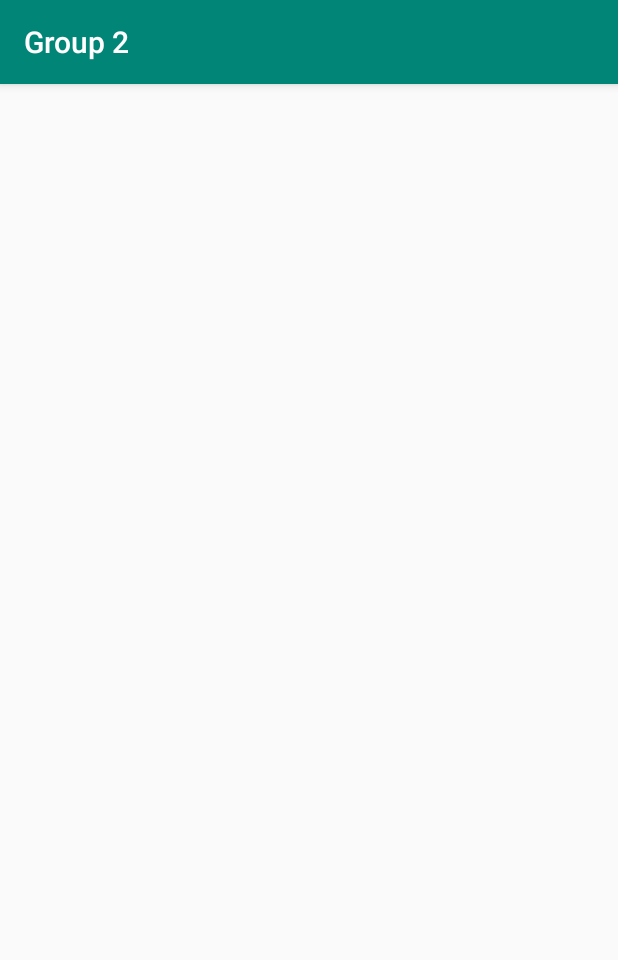
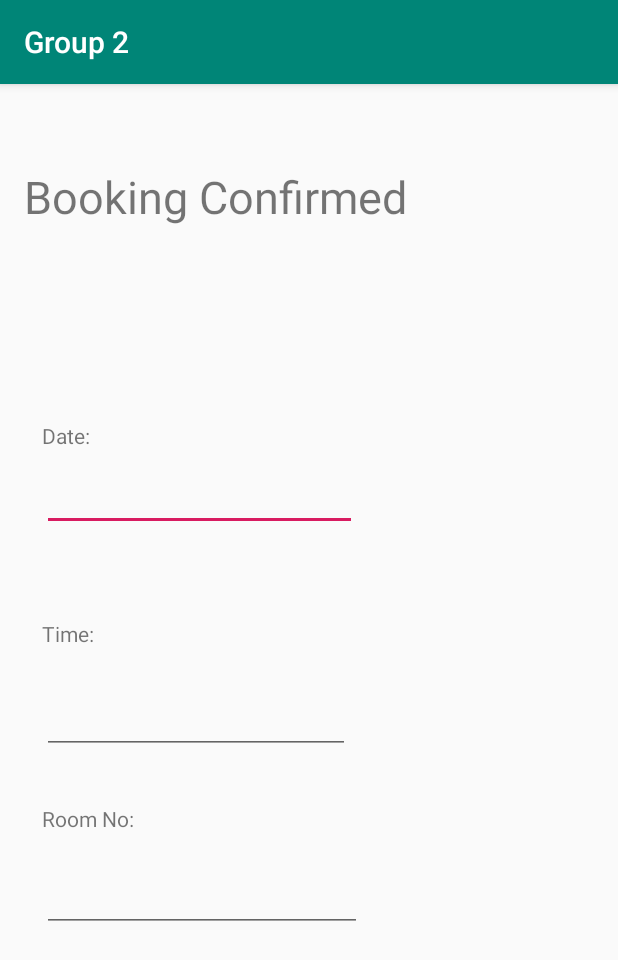
Before and after one commit to Can-ZHOU/Group2-Android, an Android app: the ConfirmationGlassroomActivity screen opened directly, with no data from a screen before it, on a phone screen of 412 x 824 dp. Shown: the top 960 px of the screen. Run offline under Robolectric (Android 15) with nearby library versions, the phone set to English and light mode, and no system bars; Roboto replaces fonts that are not available here.

Commit message:
finalize confirmationglassroomactivity
Signed-off-by: Rohan Taneja <tanejar@tcd.ie>

```diff
--- a/app/build.gradle
+++ b/app/build.gradle
@@ -3,11 +3,11 @@ apply plugin: 'com.google.gms.google-services'
 
 android {
     compileSdkVersion 29
-    buildToolsVersion "29.0.2"
+    buildToolsVersion "29.0.3"
     defaultConfig {
 
         applicationId "com.tcd3d5b.bookingsystem"
-        minSdkVersion 15
+        minSdkVersion 16
         targetSdkVersion 29
         versionCode 1
         versionName "1.0"
@@ -25,13 +25,13 @@ dependencies {
     implementation fileTree(dir: 'libs', include: ['*.jar'])
     implementation 'androidx.appcompat:appcompat:1.1.0'
     implementation 'androidx.constraintlayout:constraintlayout:1.1.3'
-    testImplementation 'junit:junit:4.12'
+    testImplementation 'junit:junit:4.13'
     androidTestImplementation 'androidx.test.ext:junit:1.1.1'
     androidTestImplementation 'androidx.test.espresso:espresso-core:3.2.0'
-    implementation 'com.google.firebase:firebase-analytics:15.0.0'
-    implementation 'com.google.firebase:firebase-core:15.0.0'
-    implementation 'com.google.firebase:firebase-auth:15.0.0'
-    implementation 'com.google.firebase:firebase-database:15.0.0'
+    implementation 'com.google.firebase:firebase-analytics:17.2.3'
+    implementation 'com.google.firebase:firebase-core:17.2.3'
+    implementation 'com.google.firebase:firebase-auth:19.2.0'
+    implementation 'com.google.firebase:firebase-database:19.2.1'
     implementation 'androidx.recyclerview:recyclerview:1.1.0'
 
 }
--- a/app/src/main/java/com/tcd3d5b/bookingsystem/BookingActivity.java
+++ b/app/src/main/java/com/tcd3d5b/bookingsystem/BookingActivity.java
@@ -61,8 +61,7 @@ public class BookingActivity extends AppCompatActivity {
         final Query myQuery = DBref.child("glassroom").child("date").child(date_string).child(time_string);
 
         myQuery.addValueEventListener(new ValueEventListener() {
-            private int roomNumber;
-            private boolean flag = false;
+            private int roomNumber, flag = 0;
             @Override
             public void onDataChange(DataSnapshot dataSnapshot) {
                 if( !dataSnapshot.exists() || !dataSnapshot.hasChildren()) {
@@ -76,11 +75,16 @@ public class BookingActivity extends AppCompatActivity {
                     }
                     roomNumber = roomList.size()+1;
                 }
-                if(roomNumber <= 9 && !flag){
-                    flag = true;
+                if(roomNumber <= 9 && flag == 0){
+                    flag = 1;
                     addRooom(date.getText().toString(), time.getText().toString(), Integer.toString(roomNumber));
-                    Toast.makeText(getApplicationContext(), "Confirmed: " + date.getText().toString()  + time.getText().toString() + "Room: " + (char) roomNumber, Toast.LENGTH_LONG).show();
-                    startActivity(new Intent(BookingActivity.this, ConfirmationGlassroomActivity.class));
+                    Intent intent = new Intent(getApplicationContext(), ConfirmationGlassroomActivity.class);
+
+                    intent.putExtra("date_key", date.getText().toString());
+                    intent.putExtra("time_key", time.getText().toString());
+                    intent.putExtra("room_key", Integer.toString(roomNumber));
+
+                    startActivity(intent);
                 }
                 else{
                     Toast.makeText(getApplicationContext(), "RoomError: Select another date", Toast.LENGTH_LONG).show();
--- a/app/src/main/java/com/tcd3d5b/bookingsystem/ConfirmationGlassroomActivity.java
+++ b/app/src/main/java/com/tcd3d5b/bookingsystem/ConfirmationGlassroomActivity.java
@@ -1,15 +1,28 @@
 package com.tcd3d5b.bookingsystem;
 
+import android.content.Intent;
 import android.os.Bundle;
+import android.widget.TextView;
 
 import androidx.appcompat.app.AppCompatActivity;
 
 public class ConfirmationGlassroomActivity extends AppCompatActivity {
+
+    TextView d,t,r;
 
     @Override
     protected void onCreate(Bundle savedInstanceState) {
         super.onCreate(savedInstanceState);
         setContentView(R.layout.activity_confirmation_glassroom);
 
+        d = (TextView) findViewById(R.id.d_id);
+        t = (TextView) findViewById(R.id.t_id);
+        r = (TextView) findViewById(R.id.r_id);
+
+        Intent intent = getIntent();
+
+        d.setText(intent.getStringExtra("date_key"));
+        t.setText(intent.getStringExtra("time_key"));
+        r.setText(intent.getStringExtra("room_key"));
     }
 }
--- a/app/src/main/res/layout/activity_booking.xml
+++ b/app/src/main/res/layout/activity_booking.xml
@@ -8,21 +8,23 @@
     android:theme="@style/AppTheme">
 
     <EditText
+        android:id="@+id/book_glassroom_date"
         android:layout_width="211dp"
         android:layout_height="50dp"
-        android:id="@+id/book_glassroom_date"
         android:layout_marginTop="15dp"
         android:ems="10"
+        android:hint="YYYY-MM-DD"
         android:inputType="date"
         app:layout_constraintStart_toStartOf="@+id/textView_date"
         app:layout_constraintTop_toBottomOf="@+id/textView_date" />
 
     <EditText
+        android:id="@+id/book_glassroom_time"
         android:layout_width="211dp"
         android:layout_height="50dp"
         android:layout_marginTop="15dp"
-        android:id="@+id/book_glassroom_time"
         android:ems="10"
+        android:hint="HH:MM"
         android:inputType="time"
         app:layout_constraintStart_toStartOf="@+id/textView_time"
         app:layout_constraintTop_toBottomOf="@+id/textView_time" />
--- a/app/src/main/res/layout/activity_confirmation_glassroom.xml
+++ b/app/src/main/res/layout/activity_confirmation_glassroom.xml
@@ -1,6 +1,99 @@
 <?xml version="1.0" encoding="utf-8"?>
 <androidx.constraintlayout.widget.ConstraintLayout
-    xmlns:android="http://schemas.android.com/apk/res/android" android:layout_width="match_parent"
+    xmlns:android="http://schemas.android.com/apk/res/android"
+    xmlns:app="http://schemas.android.com/apk/res-auto"
+    xmlns:tools="http://schemas.android.com/tools"
+    android:layout_width="match_parent"
     android:layout_height="match_parent">
 
+    <TextView
+        android:id="@+id/confirmBooking"
+        android:layout_width="wrap_content"
+        android:layout_height="wrap_content"
+        android:text="Booking Confirmed"
+        android:textSize="30sp"
+        app:layout_constraintBottom_toBottomOf="parent"
+        app:layout_constraintEnd_toEndOf="parent"
+        app:layout_constraintHorizontal_bias="0.104"
+        app:layout_constraintStart_toStartOf="parent"
+        app:layout_constraintTop_toTopOf="parent"
+        app:layout_constraintVertical_bias="0.075" />
+
+    <EditText
+        android:id="@+id/d_id"
+        android:layout_width="210dp"
+        android:layout_height="39dp"
+        android:ems="10"
+        android:inputType="textPersonName"
+        android:text="date"
+        app:layout_constraintBottom_toBottomOf="parent"
+        app:layout_constraintEnd_toEndOf="parent"
+        app:layout_constraintHorizontal_bias="0.139"
+        app:layout_constraintStart_toStartOf="parent"
+        app:layout_constraintTop_toTopOf="parent"
+        app:layout_constraintVertical_bias="0.355" />
+
+    <TextView
+        android:id="@+id/textView10"
+        android:layout_width="wrap_content"
+        android:layout_height="wrap_content"
+        android:text="Date:"
+        app:layout_constraintBottom_toBottomOf="parent"
+        app:layout_constraintEnd_toEndOf="parent"
+        app:layout_constraintHorizontal_bias="0.073"
+        app:layout_constraintStart_toStartOf="parent"
+        app:layout_constraintTop_toTopOf="parent"
+        app:layout_constraintVertical_bias="0.3" />
+
+    <TextView
+        android:id="@+id/textView11"
+        android:layout_width="wrap_content"
+        android:layout_height="wrap_content"
+        android:text="Time:"
+        app:layout_constraintBottom_toBottomOf="parent"
+        app:layout_constraintEnd_toEndOf="parent"
+        app:layout_constraintHorizontal_bias="0.074"
+        app:layout_constraintStart_toStartOf="parent"
+        app:layout_constraintTop_toTopOf="parent"
+        app:layout_constraintVertical_bias="0.476" />
+
+    <EditText
+        android:id="@+id/t_id"
+        android:layout_width="205dp"
+        android:layout_height="47dp"
+        android:ems="10"
+        android:inputType="textPersonName"
+        android:text="time"
+        app:layout_constraintBottom_toBottomOf="parent"
+        app:layout_constraintEnd_toEndOf="parent"
+        app:layout_constraintHorizontal_bias="0.135"
+        app:layout_constraintStart_toStartOf="parent"
+        app:layout_constraintTop_toTopOf="parent"
+        app:layout_constraintVertical_bias="0.554" />
+
+    <TextView
+        android:id="@+id/textView12"
+        android:layout_width="wrap_content"
+        android:layout_height="wrap_content"
+        android:text="Room No:"
+        app:layout_constraintBottom_toBottomOf="parent"
+        app:layout_constraintEnd_toEndOf="parent"
+        app:layout_constraintHorizontal_bias="0.08"
+        app:layout_constraintStart_toStartOf="parent"
+        app:layout_constraintTop_toTopOf="parent"
+        app:layout_constraintVertical_bias="0.641" />
+
+    <EditText
+        android:id="@+id/r_id"
+        android:layout_width="wrap_content"
+        android:layout_height="wrap_content"
+        android:ems="10"
+        android:inputType="textPersonName"
+        android:text="room_no"
+        app:layout_constraintBottom_toBottomOf="parent"
+        app:layout_constraintEnd_toEndOf="parent"
+        app:layout_constraintHorizontal_bias="0.141"
+        app:layout_constraintStart_toStartOf="parent"
+        app:layout_constraintTop_toTopOf="parent"
+        app:layout_constraintVertical_bias="0.72" />
 </androidx.constraintlayout.widget.ConstraintLayout>
```
